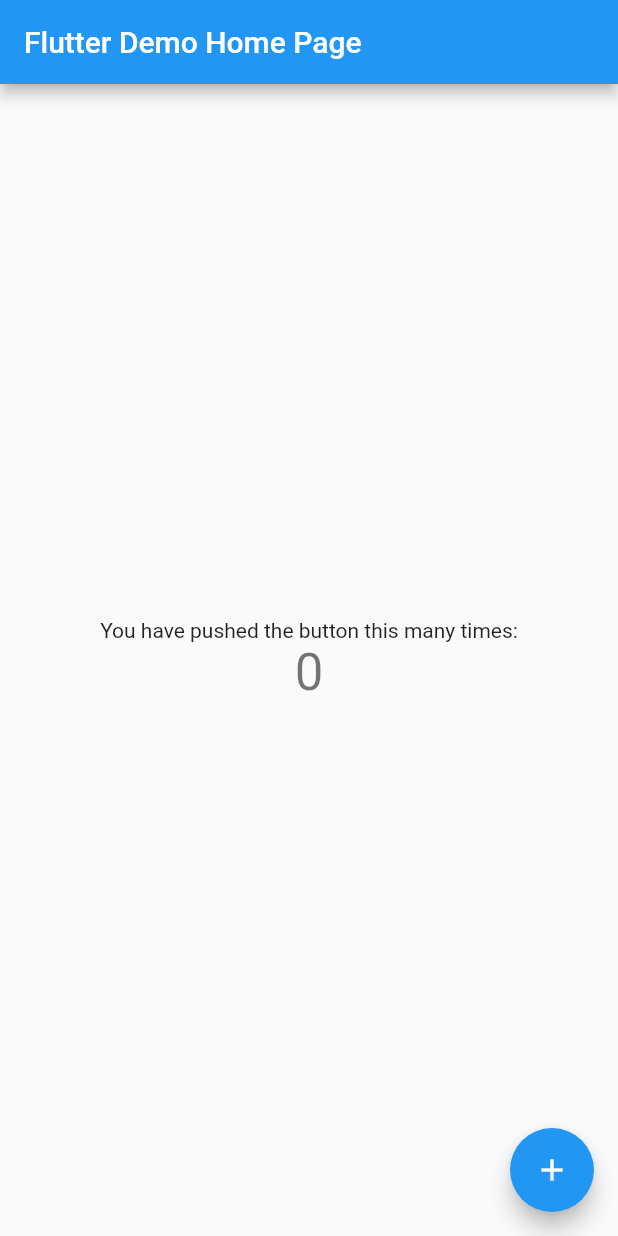
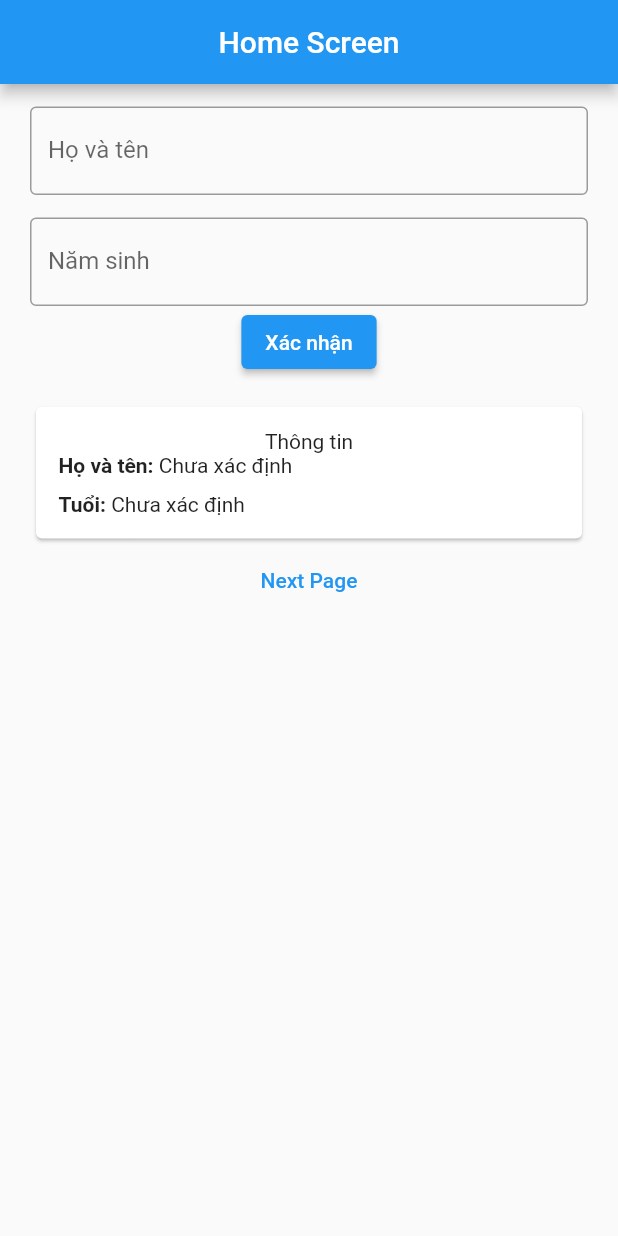
Before and after one commit to trinhmai259/flutter_exercise, a Flutter app: the screen it shows after launch, on a phone screen of 412 x 824 dp. Run offline on Flutter 3.47's test engine with Material 2 defaults, Android fonts, the light colour scheme and no system bars.

Commit message:
Flutter Project Example

```diff
--- /dev/null
+++ b/lib/flutter_example/views/home_screen.dart
@@ -0,0 +1,133 @@
+import 'package:flutter/material.dart';
+import 'package:flutter_exercise/flutter_example/views/information_screen.dart';
+
+class HomeScreen extends StatefulWidget {
+  const HomeScreen({Key? key}) : super(key: key);
+
+  @override
+  _HomeScreenState createState() => _HomeScreenState();
+}
+
+class _HomeScreenState extends State<HomeScreen> {
+  TextEditingController? userNameController, birthYearController;
+  String userName = "Chưa xác định";
+  String age = "Chưa xác định";
+
+  @override
+  void initState() {
+    // TODO: implement initState
+    super.initState();
+    userNameController = TextEditingController();
+    birthYearController = TextEditingController();
+  }
+
+  @override
+  void dispose() {
+    // TODO: implement dispose
+    super.dispose();
+    userNameController!.dispose();
+    birthYearController!.dispose();
+  }
+
+  @override
+  Widget build(BuildContext context) {
+    return Scaffold(
+        appBar: AppBar(
+          title: Text("Home Screen"),
+          centerTitle: true,
+        ),
+        body: SingleChildScrollView(
+          child: Container(
+            height: MediaQuery.of(context).size.height,
+            width: MediaQuery.of(context).size.width,
+            child: Column(
+              children: [
+                //name
+                textInputWidget(
+                    labelText: "Họ và tên",
+                    hintText: "Nhập họ và tên ở đây",
+                    controller: userNameController),
+                //year birth
+                textInputWidget(
+                    labelText: "Năm sinh",
+                    hintText: "Nhập năm sinh",
+                    controller: birthYearController),
+                //confirm button
+                ElevatedButton(
+                    onPressed: () {
+                      setState(() {
+                        userName = userNameController!.text;
+                        age = (DateTime.now().year -
+                                int.parse(birthYearController!.text))
+                            .toString();
+                      });
+                    },
+                    child: Text("Xác nhận")),
+                //information
+                informationWidget(userNameContent: userName, ageContent: age),
+                //next page button
+                TextButton(
+                    onPressed: () {
+                      var route = MaterialPageRoute(
+                          builder: (context) =>
+                              InformationScreen(userName: userName, age: age));
+                      Navigator.push(context, route);
+                    },
+                    child: Text("Next Page"))
+              ],
+            ),
+          ),
+        ));
+  }
+
+  Widget textInputWidget(
+      {required String labelText,
+      required String hintText,
+      required controller}) {
+    return Container(
+      padding: const EdgeInsets.only(left: 20, top: 15, right: 20),
+      child: TextField(
+        decoration: InputDecoration(
+            border: OutlineInputBorder(),
+            labelText: labelText,
+            hintText: hintText),
+        controller: controller,
+      ),
+    );
+  }
+
+  /* Widget confirmActionButton(
+      {required onPressed, required String labelButton}) {
+    return ElevatedButton(onPressed: () {}, child: Text(labelButton));
+  } */
+
+  Widget informationWidget(
+      {required String userNameContent, required String ageContent}) {
+    return Container(
+      padding: const EdgeInsets.only(left: 20, top: 15, right: 20),
+      child: Card(
+          child: Container(
+        padding: const EdgeInsets.all(15),
+        child: Column(
+          children: [
+            Text("Thông tin"),
+            textWidget(labelText: "Họ và tên: ", content: userNameContent),
+            SizedBox(height: 10),
+            textWidget(labelText: "Tuổi: ", content: ageContent),
+          ],
+        ),
+      )),
+    );
+  }
+
+  textWidget({required String labelText, required String content}) {
+    return Container(
+      child: Row(
+        children: [
+          Text(labelText, style: TextStyle(fontWeight: FontWeight.bold)),
+          Text(content)
+        ],
+      ),
+    );
+  }
+}
--- a/lib/main.dart
+++ b/lib/main.dart
@@ -1,4 +1,5 @@
 import 'package:flutter/material.dart';
+import 'package:flutter_exercise/flutter_example/views/home_screen.dart';
 
 void main() {
   runApp(const MyApp());
@@ -7,109 +8,10 @@
 class MyApp extends StatelessWidget {
   const MyApp({Key? key}) : super(key: key);
 
-  // This widget is the root of your application.
   @override
   Widget build(BuildContext context) {
     return MaterialApp(
-      title: 'Flutter Demo',
-      theme: ThemeData(
-        // This is the theme of your application.
-        //
-        // Try running your application with "flutter run". You'll see the
-        // application has a blue toolbar. Then, without quitting the app, try
-        // changing the primarySwatch below to Colors.green and then invoke
-        // "hot reload" (press "r" in the console where you ran "flutter run",
-        // or simply save your changes to "hot reload" in a Flutter IDE).
-        // Notice that the counter didn't reset back to zero; the application
-        // is not restarted.
-        primarySwatch: Colors.blue,
-      ),
-      home: const MyHomePage(title: 'Flutter Demo Home Page'),
+      home: HomeScreen(),
     );
   }
 }
-
-class MyHomePage extends StatefulWidget {
-  const MyHomePage({Key? key, required this.title}) : super(key: key);
-
-  // This widget is the home page of your application. It is stateful, meaning
-  // that it has a State object (defined below) that contains fields that affect
-  // how it looks.
-
-  // This class is the configuration for the state. It holds the values (in this
-  // case the title) provided by the parent (in this case the App widget) and
-  // used by the build method of the State. Fields in a Widget subclass are
-  // always marked "final".
-
-  final String title;
-
-  @override
-  State<MyHomePage> createState() => _MyHomePageState();
-}
-
-class _MyHomePageState extends State<MyHomePage> {
-  int _counter = 0;
-
-  void _incrementCounter() {
-    setState(() {
-      // This call to setState tells the Flutter framework that something has
-      // changed in this State, which causes it to rerun the build method below
-      // so that the display can reflect the updated values. If we changed
-      // _counter without calling setState(), then the build method would not be
-      // called again, and so nothing would appear to happen.
-      _counter++;
-    });
-  }
-
-  @override
-  Widget build(BuildContext context) {
-    // This method is rerun every time setState is called, for instance as done
-    // by the _incrementCounter method above.
-    //
-    // The Flutter framework has been optimized to make rerunning build methods
-    // fast, so that you can just rebuild anything that needs updating rather
-    // than having to individually change instances of widgets.
-    return Scaffold(
-      appBar: AppBar(
-        // Here we take the value from the MyHomePage object that was created by
-        // the App.build method, and use it to set our appbar title.
-        title: Text(widget.title),
-      ),
-      body: Center(
-        // Center is a layout widget. It takes a single child and positions it
-        // in the middle of the parent.
-        child: Column(
-          // Column is also a layout widget. It takes a list of children and
-          // arranges them vertically. By default, it sizes itself to fit its
-          // children horizontally, and tries to be as tall as its parent.
-          //
-          // Invoke "debug painting" (press "p" in the console, choose the
-          // "Toggle Debug Paint" action from the Flutter Inspector in Android
-          // Studio, or the "Toggle Debug Paint" command in Visual Studio Code)
-          // to see the wireframe for each widget.
-          //
-          // Column has various properties to control how it sizes itself and
-          // how it positions its children. Here we use mainAxisAlignment to
-          // center the children vertically; the main axis here is the vertical
-          // axis because Columns are vertical (the cross axis would be
-          // horizontal).
-          mainAxisAlignment: MainAxisAlignment.center,
-          children: <Widget>[
-            const Text(
-              'You have pushed the button this many times:',
-            ),
-            Text(
-              '$_counter',
-              style: Theme.of(context).textTheme.headline4,
-            ),
-          ],
-        ),
-      ),
-      floatingActionButton: FloatingActionButton(
-        onPressed: _incrementCounter,
-        tooltip: 'Increment',
-        child: const Icon(Icons.add),
-      ), // This trailing comma makes auto-formatting nicer for build methods.
-    );
-  }
-}
```
Also changed, not shown: lib/flutter_example/views/information_screen.dart (added, +63 -0 lines), 1 other file.
